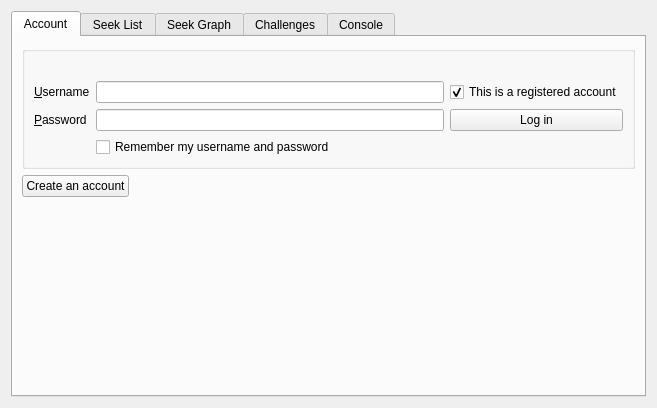
Qt form src/proto/ficsdialog.ui (KDE/knights) before a commit.
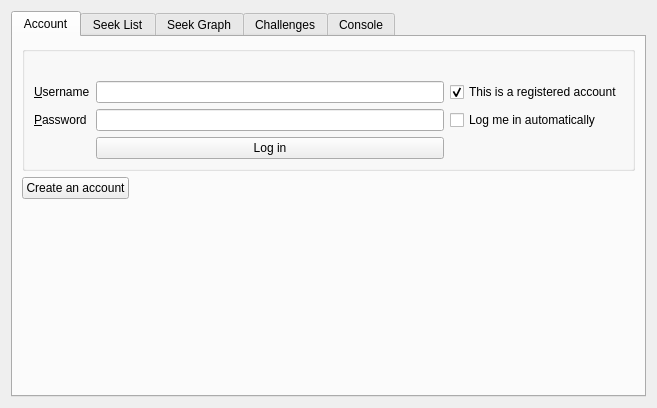
The same form after that commit. Custom widgets are drawn as their Qt base class.

```diff
--- a/src/proto/ficsdialog.ui
+++ b/src/proto/ficsdialog.ui
@@ -100,16 +100,16 @@
            </widget>
           </item>
           <item row="4" column="1">
-           <widget class="QCheckBox" name="rememberCheckBox">
+           <widget class="KPushButton" name="logInButton">
             <property name="text">
-             <string>Remember my username and password</string>
+             <string>Log in</string>
             </property>
            </widget>
           </item>
           <item row="3" column="2">
-           <widget class="KPushButton" name="logInButton">
+           <widget class="QCheckBox" name="rememberCheckBox">
             <property name="text">
-             <string>Log in</string>
+             <string>Log me in automatically</string>
             </property>
            </widget>
           </item>
```
